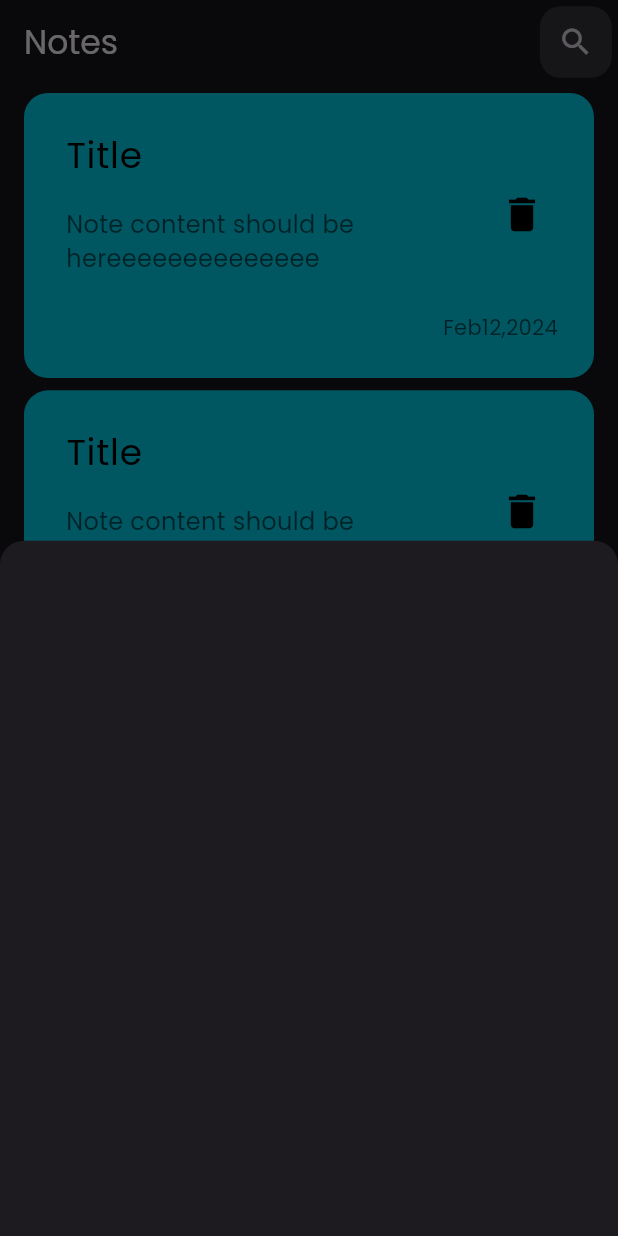
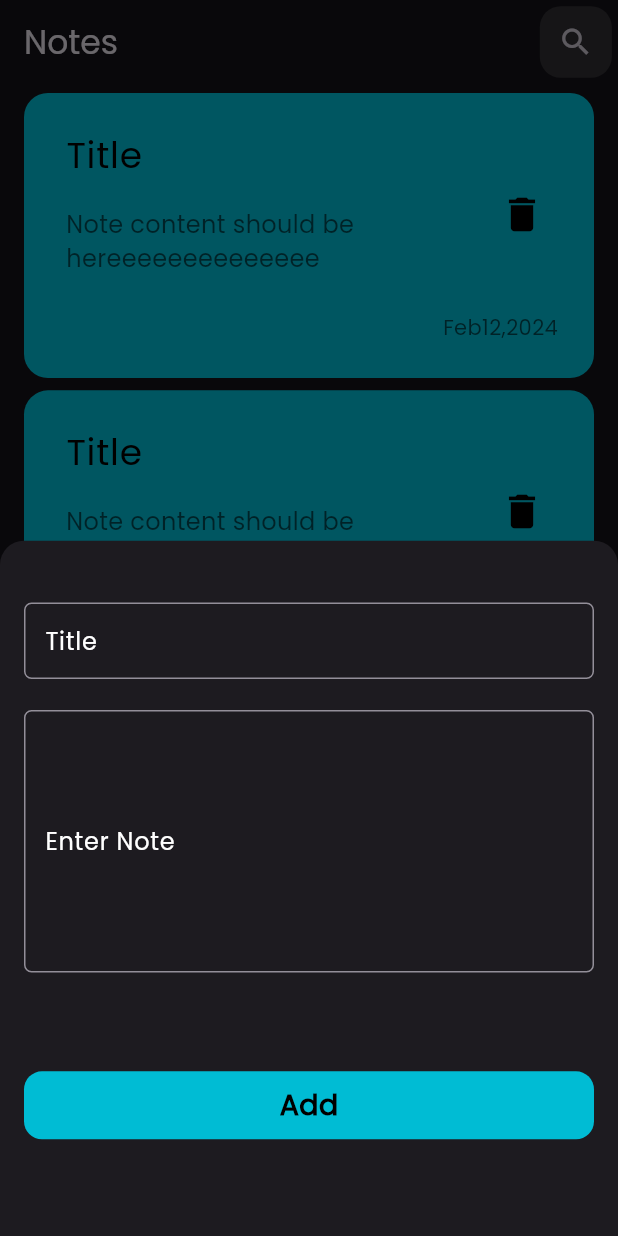
Before and after one commit to MoAce8/Notes_App, a Flutter app: the screen it shows after launch, after a tap on the "add" icon, on a phone screen of 412 x 824 dp. Run offline on Flutter 3.47's test engine with Material 3 defaults, Android fonts, the phone set to English and light mode, and no system bars.

Commit message:
finish bottom sheet

```diff
--- a/lib/screens/new_note/add_new_sheet.dart
+++ b/lib/screens/new_note/add_new_sheet.dart
@@ -1,16 +1,46 @@
 import 'package:flutter/material.dart';
-import 'package:intl/intl.dart';
 import 'package:notes_app/shared/constants.dart';
+import 'package:notes_app/shared/widgets/app_button.dart';
+import 'package:notes_app/shared/widgets/custom_text_field.dart';
 
-class NewNoteSheet extends StatelessWidget {
+class NewNoteSheet extends StatefulWidget {
+   NewNoteSheet({Key? key}) : super(key: key);
 
+  @override
+  State<NewNoteSheet> createState() => _NewNoteSheetState();
+}
+
+class _NewNoteSheetState extends State<NewNoteSheet> {
+  TextEditingController titleController = TextEditingController();
+  TextEditingController noteController = TextEditingController();
 
   @override
   Widget build(BuildContext context) {
     return Container(
+      padding: EdgeInsets.symmetric(horizontal: 16),
       width: screenWidth(context),
       child: Column(
-        children: [],
+        children: [
+          SizedBox(height: screenHeight(context) * .05),
+          AppTextField(
+            label: 'Title',
+            controller: titleController,
+          ),
+          SizedBox(height: screenHeight(context) * .025),
+          AppTextField(
+            label: 'Enter Note',
+            controller: noteController,
+            maxLines: 5,
+          ),
+          SizedBox(height: screenHeight(context) * .08),
+          AppButton(
+              text: 'Add',
+              function: () {
+                Navigator.pop(context);
+                print(titleController.text);
+                print(noteController.text);
+              }),
+        ],
       ),
     );
   }
--- /dev/null
+++ b/lib/shared/widgets/app_button.dart
@@ -0,0 +1,40 @@
+import 'package:flutter/material.dart';
+import 'package:notes_app/shared/constants.dart';
+
+class AppButton extends StatelessWidget {
+  const AppButton({
+    this.width = double.infinity,
+    this.background = Colors.cyan,
+    this.isUperCase = false,
+    required this.text,
+    required this.function,
+  });
+
+  final double width;
+  final Color background;
+  final bool isUperCase;
+  final String text;
+  final VoidCallback function;
+
+  @override
+  Widget build(BuildContext context) {
+    return GestureDetector(
+      onTap: function,
+      child: Container(
+        decoration: BoxDecoration(
+            color: background, borderRadius: BorderRadius.circular(12)),
+        width: width,
+        height: screenHeight(context) * 0.055,
+        child: Center(
+          child: Text(
+            isUperCase ? text.toUpperCase() : text,
+            style: TextStyle(
+                fontSize: screenWidth(context) * 0.046,
+                fontWeight: FontWeight.bold,
+                color: Colors.black),
+          ),
+        ),
+      ),
+    );
+  }
+}
--- a/lib/shared/widgets/custom_text_field.dart
+++ b/lib/shared/widgets/custom_text_field.dart
@@ -1,21 +1,25 @@
 import 'package:flutter/material.dart';
 import 'package:flutter/services.dart';
 import 'package:notes_app/shared/constants.dart';
-
 
 class AppTextField extends StatelessWidget {
   const AppTextField({
     Key? key,
     required this.label,
-    required this.controller,
+    this.controller,
     this.suffix,
     this.obscure = false,
     this.keyboard,
-    this.validator, this.inputFormatters, this.denySpaces= false, this.onChanged, this.onSubmit,
+    this.validator,
+    this.inputFormatters,
+    this.denySpaces = false,
+    this.onChanged,
+    this.onSubmit,
+    this.maxLines=1,
   }) : super(key: key);
 
   final String label;
-  final TextEditingController controller;
+  final TextEditingController? controller;
   final Function(String? s)? onChanged;
   final Function(String? s)? onSubmit;
   final Widget? suffix;
@@ -24,6 +28,7 @@ class AppTextField extends StatelessWidget {
   final List<TextInputFormatter>? inputFormatters;
   final bool denySpaces;
   final String? Function(String? st)? validator;
+  final int maxLines;
 
   @override
   Widget build(BuildContext context) {
@@ -34,26 +39,22 @@ class AppTextField extends StatelessWidget {
       keyboardType: keyboard,
       onChanged: onChanged,
       onSubmitted: onSubmit,
-      style: TextStyle(
-          fontSize: screenWidth(context)*0.05
-      ),
+      maxLines: maxLines,
+      style: TextStyle(fontSize: screenWidth(context) * 0.05),
       decoration: InputDecoration(
           isDense: true,
           label: Text(label),
-          labelStyle: const TextStyle(color: Colors.black),
+          labelStyle: const TextStyle(color: Colors.white),
           focusedErrorBorder: const OutlineInputBorder(
-              borderSide: BorderSide(
-                  color: Colors.white
-              )
-          ),
+              borderSide: BorderSide(color: Colors.white)),
           contentPadding: const EdgeInsets.all(10),
           border: OutlineInputBorder(
             borderRadius: BorderRadius.circular(5),
           ),
           suffixIcon: suffix,
           suffixIconColor: Colors.white,
-          suffixIconConstraints: BoxConstraints(maxHeight: screenHeight(context)*0.04)
-      ),
+          suffixIconConstraints:
+              BoxConstraints(maxHeight: screenHeight(context) * 0.04)),
     );
   }
 }
```
